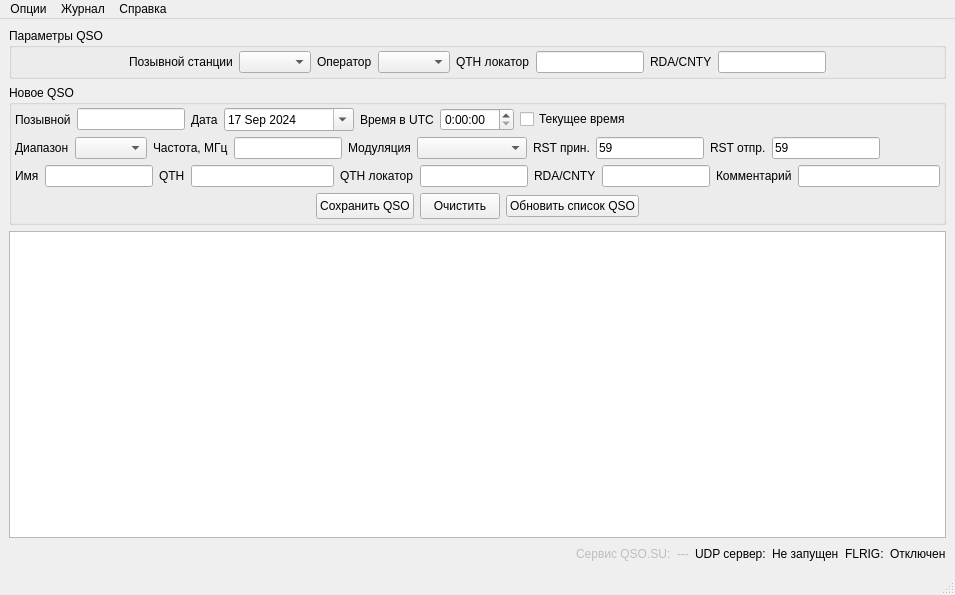
The window that mainwindow.ui (qsosu/logger) describes before a commit, drawn with Qt 5.
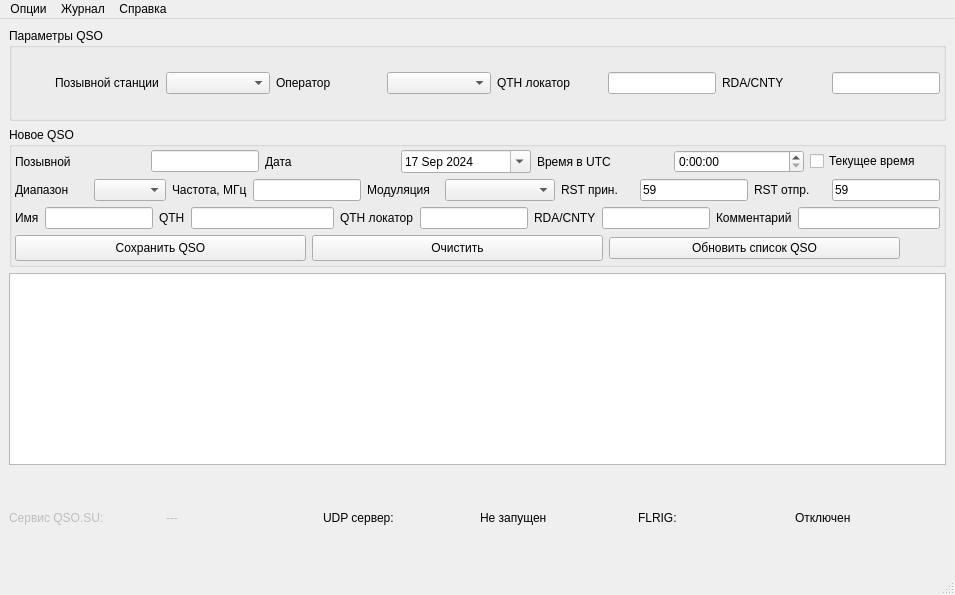
The same window after the commit. Icons and pictures are not drawn.

Diff of the .ui file:
```diff
--- a/mainwindow.ui
+++ b/mainwindow.ui
@@ -47,9 +47,6 @@
          </property>
          <item>
           <spacer name="horizontalSpacer_5">
-           <property name="orientation">
-            <enum>Qt::Orientation::Horizontal</enum>
-           </property>
            <property name="sizeHint" stdset="0">
             <size>
              <width>40</width>
@@ -120,9 +117,6 @@
          </item>
          <item>
           <spacer name="horizontalSpacer_6">
-           <property name="orientation">
-            <enum>Qt::Orientation::Horizontal</enum>
-           </property>
            <property name="sizeHint" stdset="0">
             <size>
              <width>0</width>
@@ -238,9 +232,6 @@
          </item>
          <item>
           <spacer name="horizontalSpacer">
-           <property name="orientation">
-            <enum>Qt::Orientation::Horizontal</enum>
-           </property>
            <property name="sizeHint" stdset="0">
             <size>
              <width>0</width>
@@ -426,9 +417,6 @@
          </item>
          <item>
           <spacer name="horizontalSpacer_3">
-           <property name="orientation">
-            <enum>Qt::Orientation::Horizontal</enum>
-           </property>
            <property name="sizeHint" stdset="0">
             <size>
              <width>0</width>
@@ -549,9 +537,6 @@
         <layout class="QHBoxLayout" name="horizontalLayout_7">
          <item>
           <spacer name="horizontalSpacer_8">
-           <property name="orientation">
-            <enum>Qt::Orientation::Horizontal</enum>
-           </property>
            <property name="sizeHint" stdset="0">
             <size>
              <width>0</width>
@@ -625,9 +610,6 @@
          </item>
          <item>
           <spacer name="horizontalSpacer_9">
-           <property name="orientation">
-            <enum>Qt::Orientation::Horizontal</enum>
-           </property>
            <property name="sizeHint" stdset="0">
             <size>
              <width>40</width>
@@ -650,7 +632,7 @@
        <bool>false</bool>
       </attribute>
       <attribute name="horizontalHeaderMinimumSectionSize">
-       <number>20</number>
+       <number>10</number>
       </attribute>
       <attribute name="horizontalHeaderDefaultSectionSize">
        <number>20</number>
@@ -676,9 +658,6 @@
      <layout class="QHBoxLayout" name="horizontalLayout_5">
       <item>
        <spacer name="horizontalSpacer_4">
-        <property name="orientation">
-         <enum>Qt::Orientation::Horizontal</enum>
-        </property>
         <property name="sizeHint" stdset="0">
          <size>
           <width>0</width>
```
Left out of the diff: 6 changed lines with no effect on the pictures.
